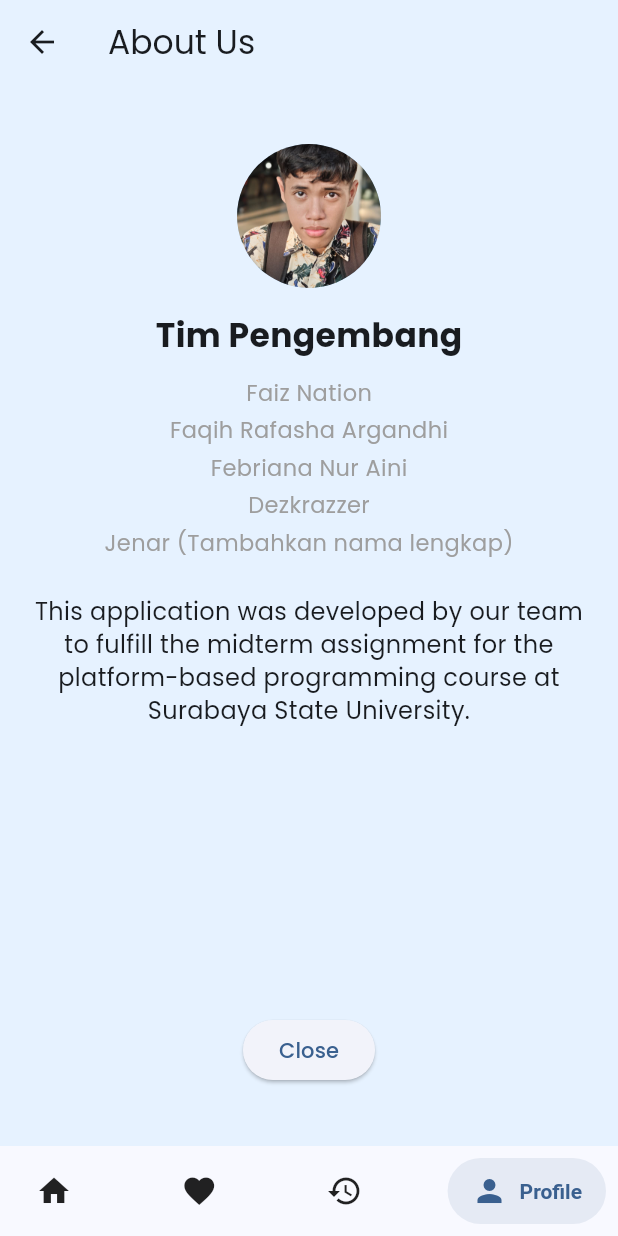
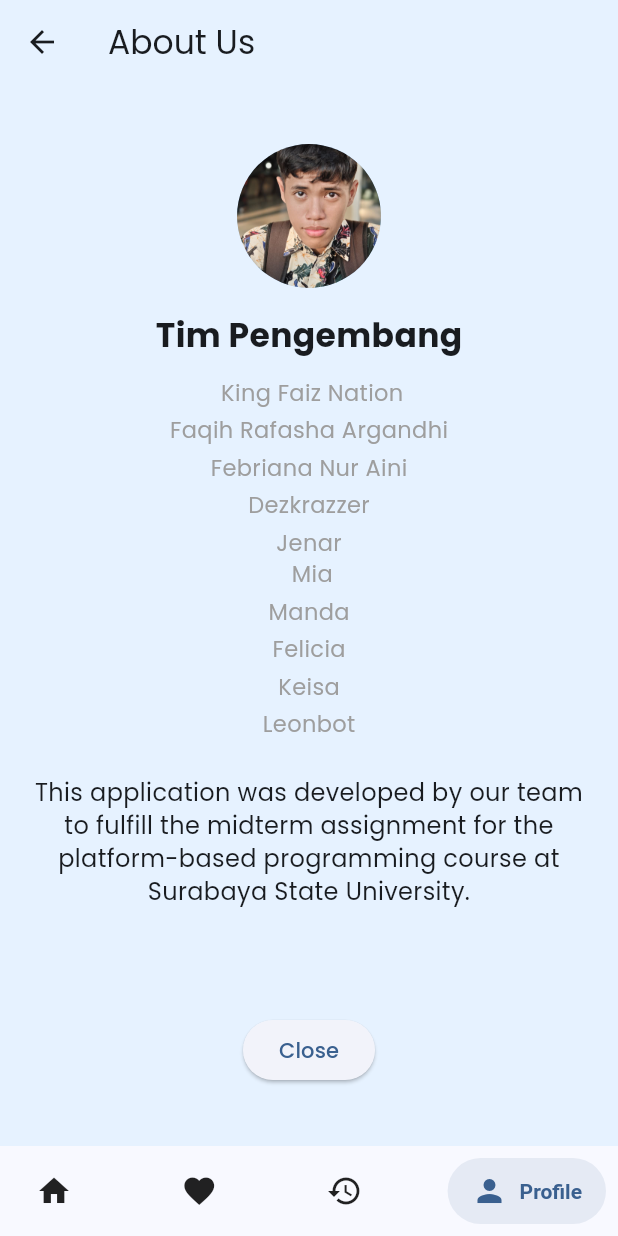
Before and after one commit to FaizNation/mango, a Flutter app: the AboutScreen screen opened by its route, on a phone screen of 412 x 824 dp. Run offline on Flutter 3.47's test engine with Material 3 defaults, Android fonts, the light colour scheme and no system bars; drawn by our look-alikes of getwidget, salomon_bottom_bar; our stand-ins replace cloud_firestore, dio, equatable, firebase_auth, firebase_core, flutter_bloc and 6 more; missing offline and left inert: dart:html; accounts and stored records are empty.

Commit message:
pemanasan/nambah commit

```diff
--- a/lib/screens/profile/about/about_screen.dart
+++ b/lib/screens/profile/about/about_screen.dart
@@ -40,7 +40,7 @@ class AboutScreen extends StatelessWidget {
 
                 // Menambahkan "Faiz Nation" sebagai Ketua Tim
                 const Text(
-                  "Faiz Nation",
+                  " King Faiz Nation",
                   style: TextStyle(color: Colors.grey, fontSize: 15),
                 ),
                 const SizedBox(height: 4), // Spasi antar nama
@@ -67,7 +67,39 @@ class AboutScreen extends StatelessWidget {
 
                 // Placeholder untuk Jenar
                 const Text(
-                  "Jenar (Tambahkan nama lengkap)",
+                  "Jenar",
+                  style: TextStyle(color: Colors.grey, fontSize: 15),
+                ),
+
+                const Text(
+                  " Mia",
+                  style: TextStyle(color: Colors.grey, fontSize: 15),
+                ),
+                const SizedBox(height: 4), // Spasi antar nama
+
+                // Nama Anda
+                const Text(
+                  "Manda",
+                  style: TextStyle(color: Colors.grey, fontSize: 15),
+                ),
+                const SizedBox(height: 4), // Spasi antar nama
+
+                // Nama Anda
+                const Text(
+                  "Felicia",
+                  style: TextStyle(color: Colors.grey, fontSize: 15),
+                ),
+                const SizedBox(height: 4), // Spasi antar nama
+
+                const Text(
+                  "Keisa",
+                  style: TextStyle(color: Colors.grey, fontSize: 15),
+                ),
+                const SizedBox(height: 4), // Spasi antar nama
+
+                // Placeholder untuk Jenar
+                const Text(
+                  "Leonbot",
                   style: TextStyle(color: Colors.grey, fontSize: 15),
                 ),
                 // --- AKHIR PERUBAHAN ---
```
